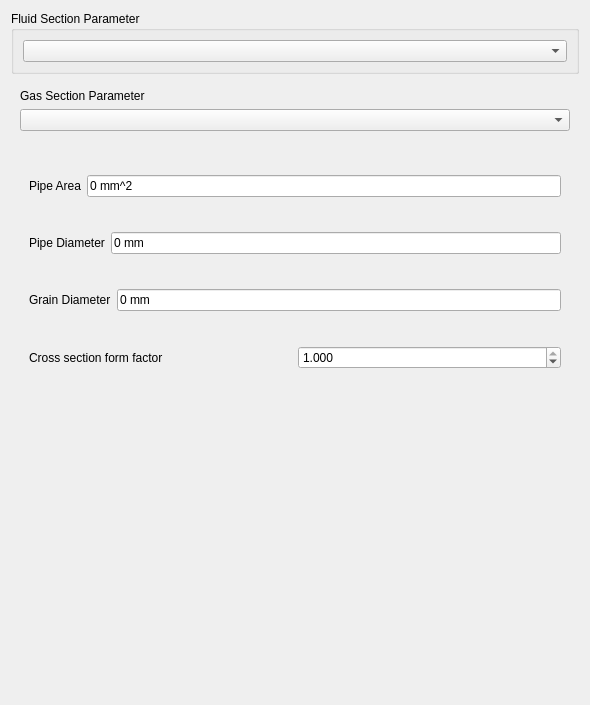
Old version of the form src/Mod/Fem/Gui/Resources/ui/ElementFluid1D.ui in the repository makkemal/FreeCAD.
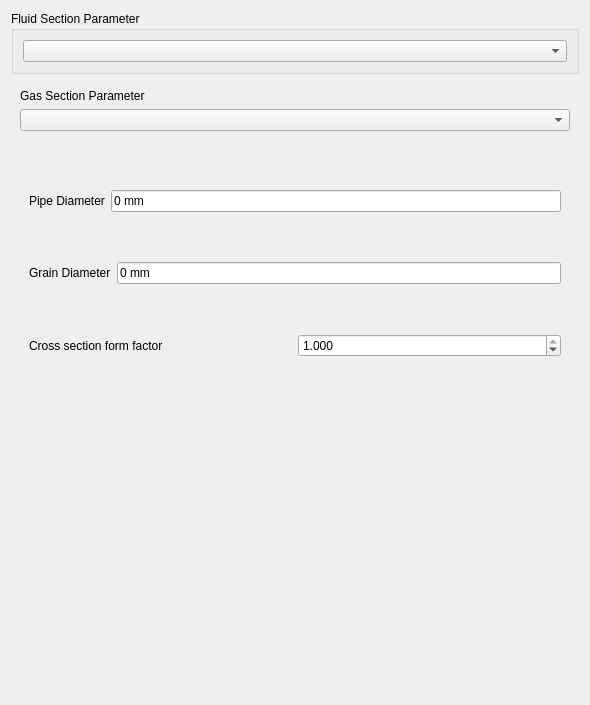
New version of the form. The open tabs and pages were chosen to show the change. Custom widgets are drawn as their Qt base class.

The edit to the form file:
```diff
--- a/src/Mod/Fem/Gui/Resources/ui/ElementFluid1D.ui
+++ b/src/Mod/Fem/Gui/Resources/ui/ElementFluid1D.ui
@@ -1001,27 +1001,6 @@
          </widget>
          <widget class="QWidget" name="page_17">
           <layout class="QVBoxLayout" name="verticalLayout_28">
-           <item>
-            <layout class="QHBoxLayout" name="gb_flowareagas">
-             <item>
-              <widget class="QLabel" name="label_33">
-               <property name="text">
-                <string>Pipe Area</string>
-               </property>
-              </widget>
-             </item>
-             <item>
-              <widget class="Gui::InputField" name="if_gaspipe_pipe_area">
-               <property name="text">
-                <string>0 mm^2</string>
-               </property>
-               <property name="unit" stdset="0">
-                <string notr="true">mm^2</string>
-               </property>
-              </widget>
-             </item>
-            </layout>
-           </item>
            <item>
             <layout class="QHBoxLayout" name="gb_pipediametergas">
              <item>
```
